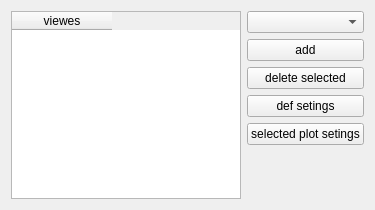
This is stplot-gui/widgets/ViewManager/viewmanager.ui in Sanya-123/STplot as Qt 5 draws it before an edit. The edited form follows.
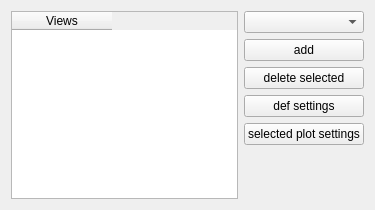
This is the edited form.

What changed in the file:
```diff
--- a/stplot-gui/widgets/ViewManager/viewmanager.ui
+++ b/stplot-gui/widgets/ViewManager/viewmanager.ui
@@ -18,7 +18,7 @@
     <widget class="QTableWidget" name="tableWidget_availebleWidgets">
      <column>
       <property name="text">
-       <string>viewes</string>
+       <string>Views</string>
       </property>
      </column>
     </widget>
@@ -45,14 +45,14 @@
      <item>
       <widget class="QPushButton" name="pushButton_open_def_setings">
        <property name="text">
-        <string>def setings</string>
+        <string>def settings</string>
        </property>
       </widget>
      </item>
      <item>
       <widget class="QPushButton" name="pushButton_open_selected_plot_setings">
        <property name="text">
-        <string>selected plot setings</string>
+        <string>selected plot settings</string>
        </property>
       </widget>
      </item>
```
